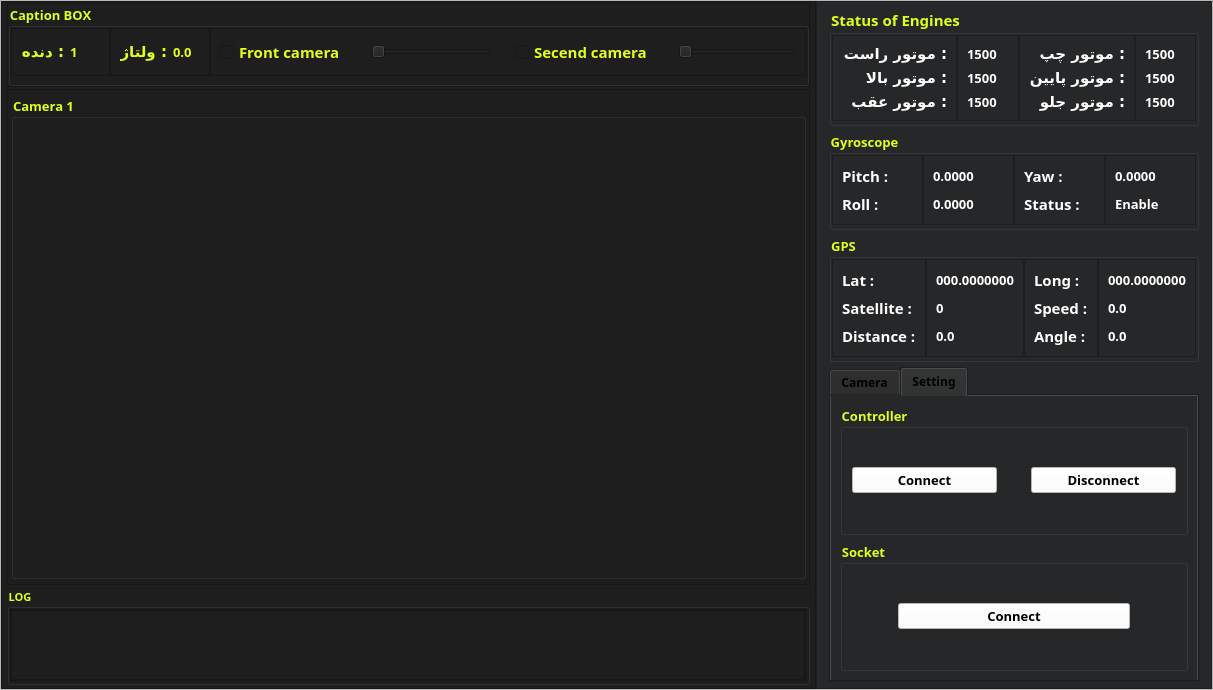
Qt form Controller/mainwindow.ui (Alireza-2001/Underwater) before a commit.
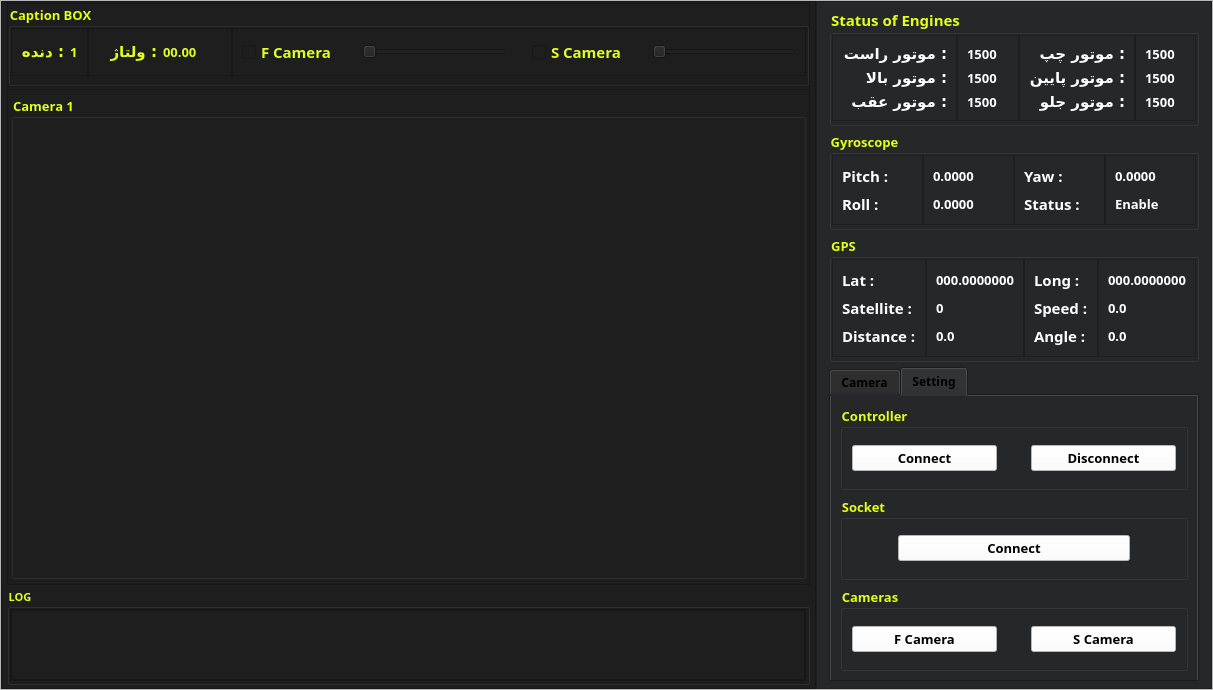
The same form after that commit.

Commit message: icon test and fix ui part1500

What changed in the file:
```diff
--- a/Controller/mainwindow.ui
+++ b/Controller/mainwindow.ui
@@ -140,7 +140,7 @@
                <property name="title">
                 <string>Caption BOX</string>
                </property>
-               <layout class="QGridLayout" name="gridLayout_9" columnstretch="1,1,6">
+               <layout class="QGridLayout" name="gridLayout_9" columnstretch="1,3,12">
                 <property name="leftMargin">
                  <number>0</number>
                 </property>
@@ -229,7 +229,7 @@
                       </font>
                      </property>
                      <property name="text">
-                      <string>0.0</string>
+                      <string>00.00</string>
                      </property>
                     </widget>
                    </item>
@@ -258,7 +258,7 @@
                       </font>
                      </property>
                      <property name="text">
-                      <string>Front camera</string>
+                      <string>F Camera</string>
                      </property>
                     </widget>
                    </item>
@@ -282,7 +282,7 @@
                       </font>
                      </property>
                      <property name="text">
-                      <string>Secend camera</string>
+                      <string>S Camera</string>
                      </property>
                     </widget>
                    </item>
@@ -1444,6 +1444,146 @@
                 </layout>
                </widget>
               </item>
+              <item row="0" column="0">
+               <widget class="QGroupBox" name="gp5">
+                <property name="font">
+                 <font>
+                  <family>Sahel SemiBold</family>
+                  <pointsize>10</pointsize>
+                  <bold>true</bold>
+                 </font>
+                </property>
+                <property name="styleSheet">
+                 <string notr="true">color: rgb(225, 255, 29);
+</string>
+                </property>
+                <property name="title">
+                 <string>Controller</string>
+                </property>
+                <layout class="QGridLayout" name="gridLayout_7" columnstretch="5,1,5">
+                 <item row="0" column="0">
+                  <widget class="QPushButton" name="btn_controller_connect">
+                   <property name="font">
+                    <font>
+                     <family>Sahel SemiBold</family>
+                     <pointsize>10</pointsize>
+                     <bold>true</bold>
+                    </font>
+                   </property>
+                   <property name="styleSheet">
+                    <string notr="true">background-color: rgb(255, 255, 255);
+color: rgb(0, 0, 0);</string>
+                   </property>
+                   <property name="text">
+                    <string>Connect</string>
+                   </property>
+                  </widget>
+                 </item>
+                 <item row="0" column="2">
+                  <widget class="QPushButton" name="btn_controller_disconnect">
+                   <property name="font">
+                    <font>
+                     <family>Sahel SemiBold</family>
+                     <pointsize>10</pointsize>
+                     <bold>true</bold>
+                    </font>
+                   </property>
+                   <property name="styleSheet">
+                    <string notr="true">background-color: rgb(255, 255, 255);
+color: rgb(0, 0, 0);</string>
+                   </property>
+                   <property name="text">
+                    <string>Disconnect</string>
+                   </property>
+                  </widget>
+                 </item>
+                 <item row="0" column="1">
+                  <spacer name="horizontalSpacer">
+                   <property name="orientation">
+                    <enum>Qt::Horizontal</enum>
+                   </property>
+                   <property name="sizeHint" stdset="0">
+                    <size>
+                     <width>40</width>
+                     <height>20</height>
+                    </size>
+                   </property>
+                  </spacer>
+                 </item>
+                </layout>
+               </widget>
+              </item>
+              <item row="2" column="0">
+               <widget class="QGroupBox" name="gp10">
+                <property name="font">
+                 <font>
+                  <family>Sahel SemiBold</family>
+                  <pointsize>10</pointsize>
+                  <bold>true</bold>
+                 </font>
+                </property>
+                <property name="styleSheet">
+                 <string notr="true">color: rgb(0, 0, 0);
+color: rgb(255, 255, 255);
+color: rgb(225, 255, 29);
+</string>
+                </property>
+                <property name="title">
+                 <string>Cameras</string>
+                </property>
+                <layout class="QGridLayout" name="gridLayout_18" columnstretch="5,1,5">
+                 <item row="0" column="0">
+                  <widget class="QPushButton" name="btn_controller_connect_2">
+                   <property name="font">
+                    <font>
+                     <family>Sahel SemiBold</family>
+                     <pointsize>10</pointsize>
+                     <bold>true</bold>
+                    </font>
+                   </property>
+                   <property name="styleSheet">
+                    <string notr="true">background-color: rgb(255, 255, 255);
+color: rgb(0, 0, 0);</string>
+                   </property>
+                   <property name="text">
+                    <string>F Camera</string>
+                   </property>
+                  </widget>
+                 </item>
+                 <item row="0" column="1">
+                  <spacer name="horizontalSpacer_4">
+                   <property name="orientation">
+                    <enum>Qt::Horizontal</enum>
+                   </property>
+                   <property name="sizeHint" stdset="0">
+                    <size>
+                     <width>24</width>
+                     <height>25</height>
+                    </size>
+                   </property>
+                  </spacer>
+                 </item>
+                 <item row="0" column="2">
+                  <widget class="QPushButton" name="btn_controller_disconnect_2">
+                   <property name="font">
+                    <font>
+                     <family>Sahel SemiBold</family>
+                     <pointsize>10</pointsize>
+                     <bold>true</bold>
+                    </font>
+                   </property>
+                   <property name="styleSheet">
+                    <string notr="true">background-color: rgb(255, 255, 255);
+color: rgb(0, 0, 0);</string>
+                   </property>
+                   <property name="text">
+                    <string>S Camera</string>
+                   </property>
+                  </widget>
+                 </item>
+                </layout>
+               </widget>
+              </item>
              </layout>
             </widget>
            </widget>
```
Left out of the diff: 79 changed lines with no effect on the pictures. The commit also changes 3 other files.
